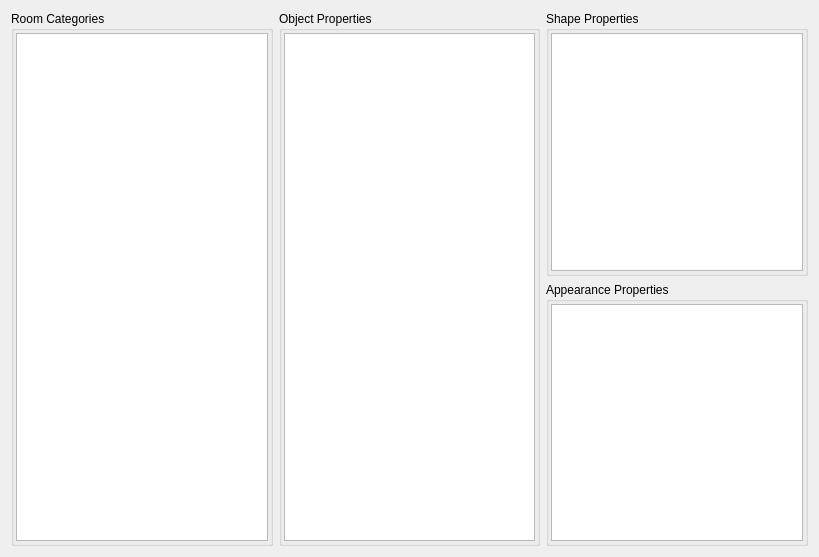
This is subarchitectures/conceptual.sa/trunk/src/c++/conceptual/components/Tester/DefaultWidget/DefaultWidget.ui in marc-hanheide/cogx as Qt 5 draws it before an edit. The edited form follows.
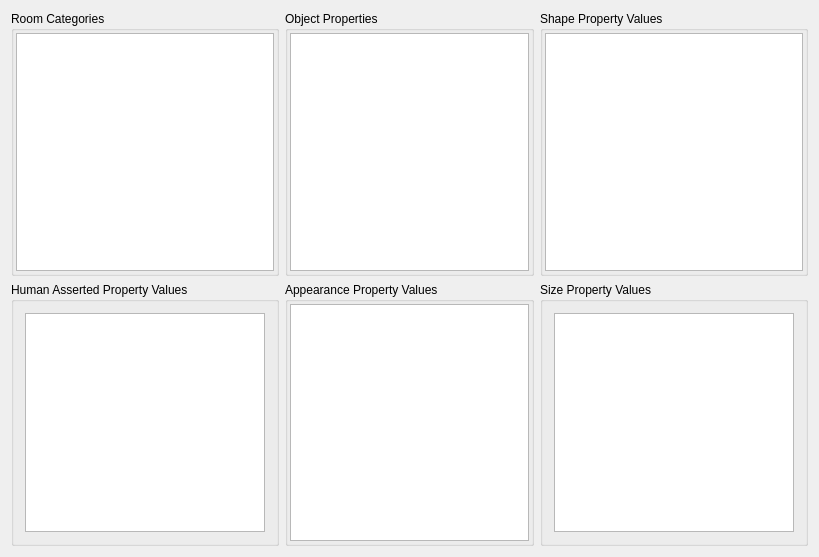
This is the edited form.

Commit message: Extended the widget to show human assertions.

What changed in the file:
```diff
--- a/subarchitectures/conceptual.sa/trunk/src/c++/conceptual/components/Tester/DefaultWidget/DefaultWidget.ui
+++ b/subarchitectures/conceptual.sa/trunk/src/c++/conceptual/components/Tester/DefaultWidget/DefaultWidget.ui
@@ -15,6 +15,8 @@
   </property>
   <layout class="QHBoxLayout" name="horizontalLayout">
    <item>
+    <layout class="QVBoxLayout" name="verticalLayout_8">
+     <item>
     <widget class="QGroupBox" name="groupBox">
      <property name="title">
       <string>Room Categories</string>
@@ -30,6 +32,22 @@
     </widget>
    </item>
    <item>
+      <widget class="QGroupBox" name="groupBox_4">
+       <property name="title">
+        <string>Human Asserted Property Values</string>
+       </property>
+       <layout class="QVBoxLayout" name="verticalLayout_7">
+        <item>
+         <widget class="QListWidget" name="humanAssertionsListWidget"/>
+        </item>
+       </layout>
+      </widget>
+     </item>
+    </layout>
+   </item>
+   <item>
+    <layout class="QVBoxLayout" name="verticalLayout_6">
+     <item>
     <widget class="QGroupBox" name="groupBox_2">
      <property name="title">
       <string>Object Properties</string>
@@ -45,11 +63,28 @@
     </widget>
    </item>
    <item>
+      <widget class="QGroupBox" name="groupbox">
+       <property name="title">
+        <string>Appearance Property Values</string>
+       </property>
+       <layout class="QVBoxLayout" name="verticalLayout_5">
+        <property name="margin">
+         <number>2</number>
+        </property>
+        <item>
+         <widget class="QListWidget" name="appearancesListWidget"/>
+        </item>
+       </layout>
+      </widget>
+     </item>
+    </layout>
+   </item>
+   <item>
     <layout class="QVBoxLayout" name="verticalLayout">
      <item>
       <widget class="QGroupBox" name="groupBox_3">
        <property name="title">
-        <string>Shape Properties</string>
+        <string>Shape Property Values</string>
        </property>
        <layout class="QVBoxLayout" name="verticalLayout_4">
         <property name="margin">
@@ -62,16 +97,13 @@
       </widget>
      </item>
      <item>
-      <widget class="QGroupBox" name="groupbox">
+      <widget class="QGroupBox" name="groupBox_5">
        <property name="title">
-        <string>Appearance Properties</string>
+        <string>Size Property Values</string>
        </property>
-       <layout class="QVBoxLayout" name="verticalLayout_5">
-        <property name="margin">
-         <number>2</number>
-        </property>
+       <layout class="QVBoxLayout" name="verticalLayout_9">
         <item>
-         <widget class="QListWidget" name="appearancesListWidget"/>
+         <widget class="QListWidget" name="sizesListWidget"/>
         </item>
        </layout>
       </widget>
```
Lines whose indentation alone changed are shown as unchanged. The commit also changes 1 other file.
